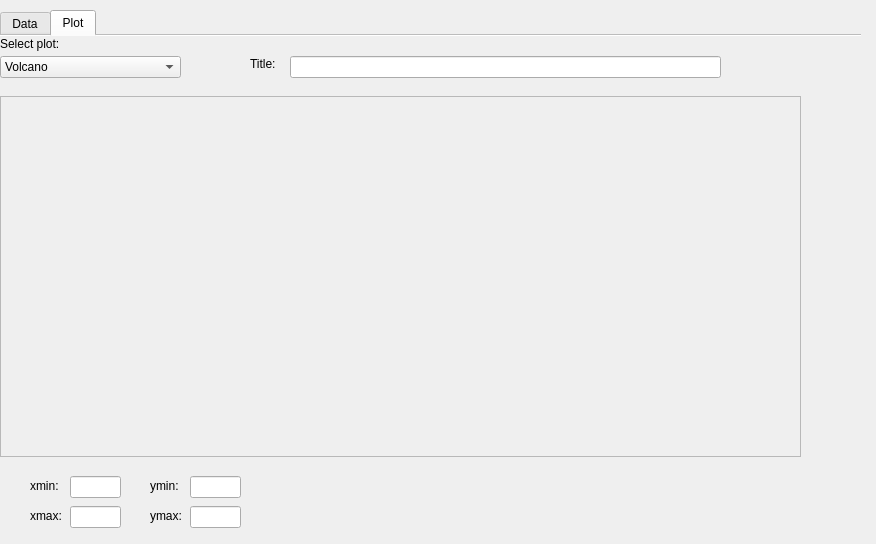
Old version of the form plotter.ui in the repository saudalqabandi/rna_seq.
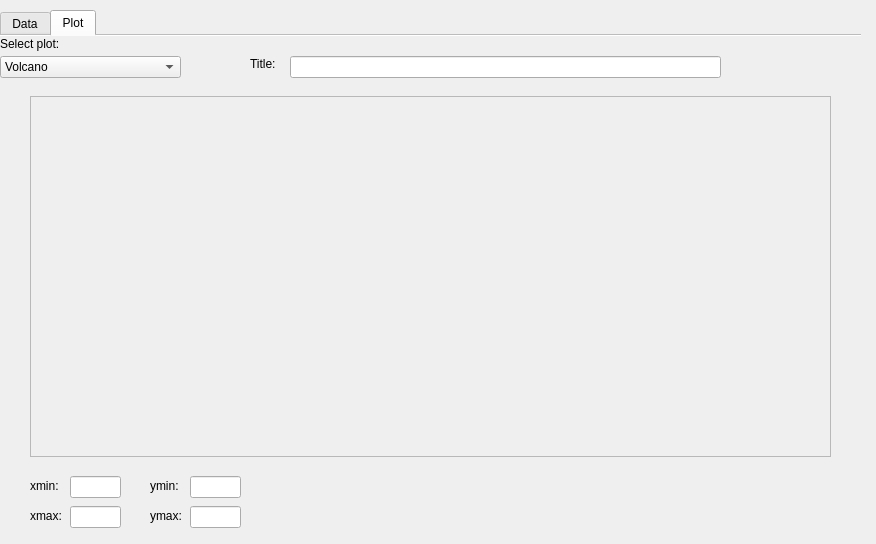
New version of the form. The open tabs and pages were chosen to show the change.

Commit message: added ability to change min and max for both x and y. Fixed title and xlabel spacing

```diff
--- a/plotter.ui
+++ b/plotter.ui
@@ -186,7 +186,7 @@
     <widget class="QFrame" name="plot_frame">
      <property name="geometry">
       <rect>
-       <x>0</x>
+       <x>30</x>
        <y>60</y>
        <width>801</width>
        <height>361</height>
```
Left out of the diff: 2 changed lines with no effect on the pictures. The commit also changes 2 other files.
